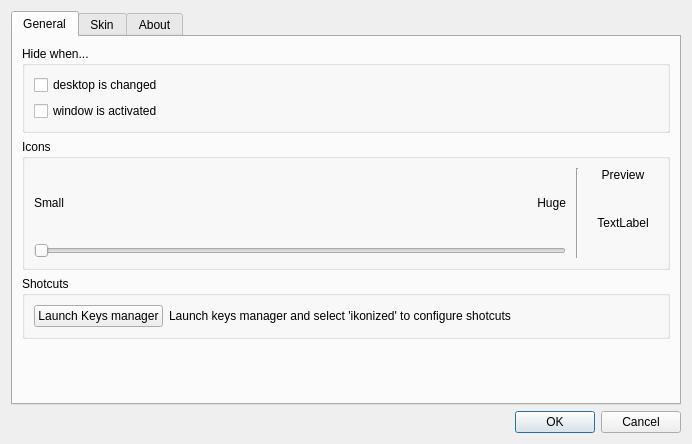
Before: the Qt Designer form src/optionsdlg.ui in eagafonov/ikonized, drawn with Qt 5.
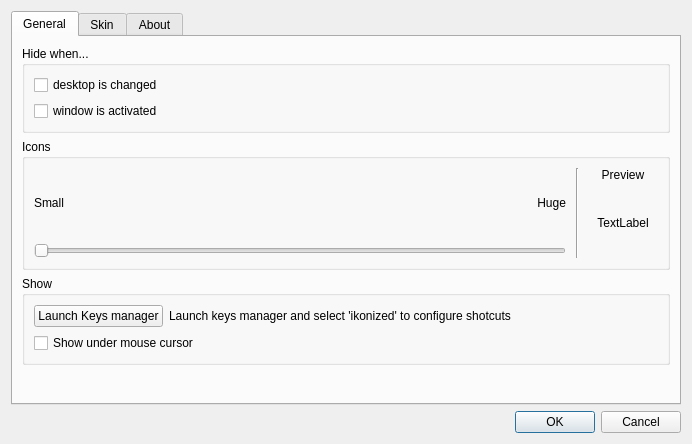
After: the same form once the commit is applied.

Commit message: Show under cursor (initial commit)

What changed in the file:
```diff
--- a/src/optionsdlg.ui
+++ b/src/optionsdlg.ui
@@ -191,10 +191,14 @@
            <item>
             <widget class="QGroupBox" name="groupBox_4">
              <property name="title">
-              <string>Shotcuts</string>
+              <string>Show</string>
              </property>
              <layout class="QHBoxLayout" name="horizontalLayout_8">
               <item>
+               <layout class="QVBoxLayout" name="verticalLayout_11">
+                <item>
+                 <layout class="QHBoxLayout" name="horizontalLayout_2">
+                  <item>
                <widget class="QPushButton" name="launchKeyManagerBtn">
                 <property name="sizePolicy">
                  <sizepolicy hsizetype="Fixed" vsizetype="Fixed">
@@ -216,6 +220,17 @@
                  <enum>Qt::RichText</enum>
                 </property>
                </widget>
+                  </item>
+                 </layout>
+                </item>
+                <item>
+                 <widget class="QCheckBox" name="showUnderCursor">
+                  <property name="text">
+                   <string>Show under mouse cursor</string>
+                  </property>
+                 </widget>
+                </item>
+               </layout>
               </item>
              </layout>
             </widget>
```
Lines whose indentation alone changed are shown as unchanged. The commit also changes 2 other files.
